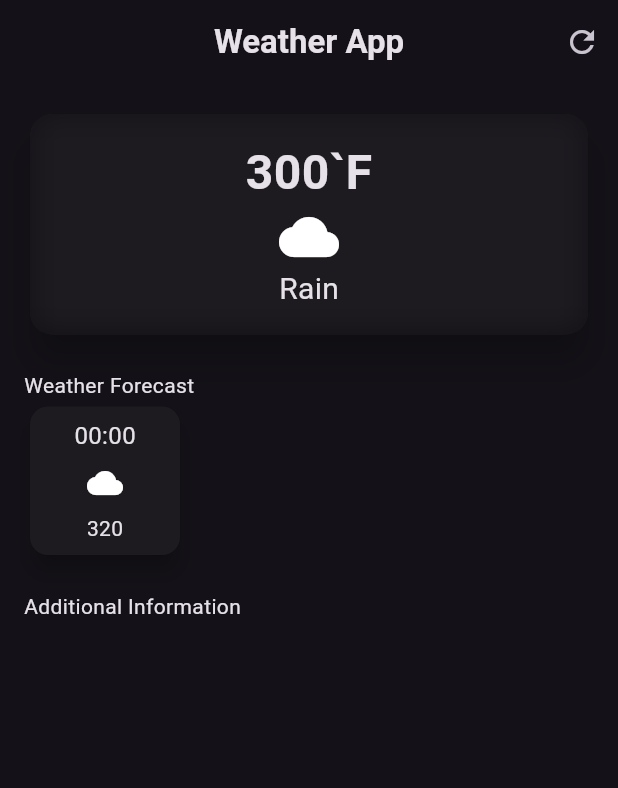
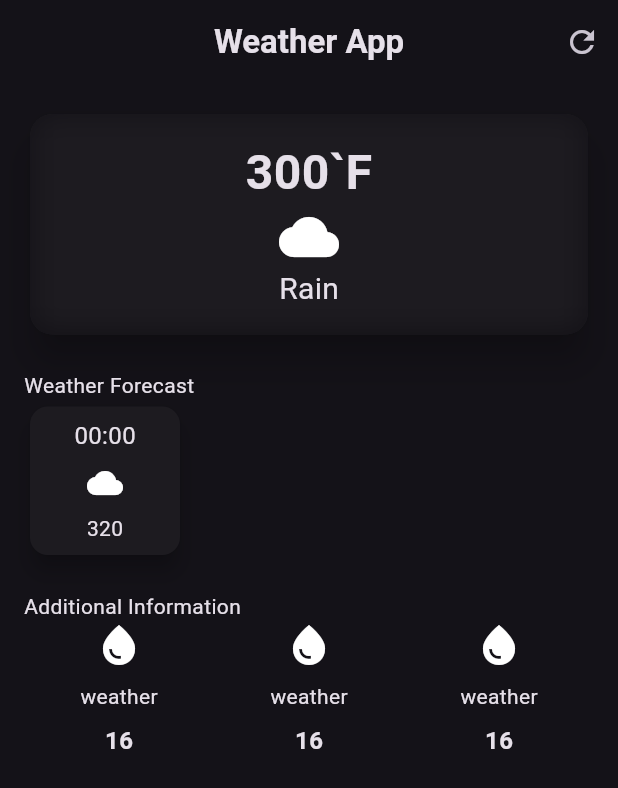
Before and after one commit to ram7767/flutter-examples, a Flutter app: the screen it shows after launch, on a phone screen of 412 x 824 dp. Shown: the top 788 px of the screen. Run offline on Flutter 3.47's test engine with Material 3 defaults, Android fonts, the phone set to English and light mode, and no system bars.

Commit message:
UI modifications completed

```diff
--- a/lib/helper/addtion_information_widget.dart
+++ b/lib/helper/addtion_information_widget.dart
@@ -8,7 +8,23 @@ class AddtionInformationWidget extends StatelessWidget {
   @override
   Widget build(BuildContext context) {
     return const Column(
-
+      children: [
+        Icon(Icons.water_drop_sharp,
+        size: 32,),
+        SizedBox(height: 8,),
+        Text("weather",
+        style: TextStyle(
+          fontSize: 14,
+          fontWeight: FontWeight.normal,
+        ),),
+        SizedBox(height: 8,),
+        Text("16",
+        style: TextStyle(
+          fontSize: 16,
+          fontWeight: FontWeight.bold,
+        ),
+        ),
+      ],
     );
   }
 }
--- a/lib/screen/weather_screen.dart
+++ b/lib/screen/weather_screen.dart
@@ -17,7 +17,7 @@ class WeatherScreen extends StatelessWidget {
         ],
       ),
       body: Padding(
-        padding: EdgeInsets.all(16.0),
+        padding: const EdgeInsets.all(16.0),
         child: Column(
           crossAxisAlignment: CrossAxisAlignment.start,
           children: [
@@ -25,8 +25,8 @@ class WeatherScreen extends StatelessWidget {
               width: double.infinity,
               child: ForecastCard(),
             ),
-            SizedBox(height: 20,),
-            Text(
+            const SizedBox(height: 20,),
+            const Text(
               "Weather Forecast",
               style: TextStyle(),),
 
@@ -59,13 +59,14 @@ class WeatherScreen extends StatelessWidget {
              ),
 
             const SizedBox(height: 20,),
-
-            Text("Additional Information",
+            const Text("Additional Information",
             style: TextStyle(),),
-            Row(
+            const Row(
               mainAxisAlignment: MainAxisAlignment.spaceAround,
               children: [
-                AddtionInformationWidget()
+                AddtionInformationWidget(),
+                 AddtionInformationWidget(),
+                  AddtionInformationWidget()
               ],
             ),
             const SizedBox(height: 20,),
```
